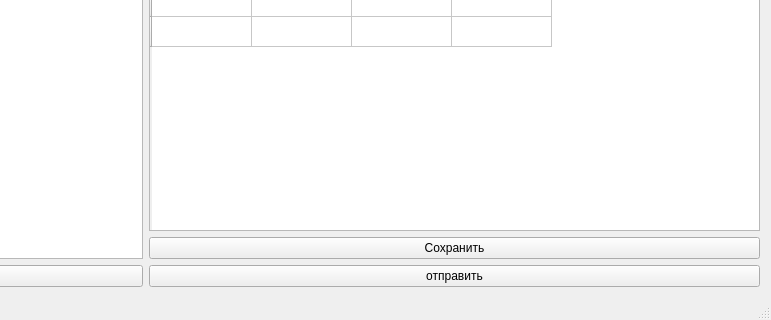
First picture: the form in src/mainwindow.ui, repository AngelinaKalyaeva/gui_1h2020-fitness, before the edit; both pictures show x 479 to 1250 and y 180 to 500 of the 1250 by 500 pixel window.
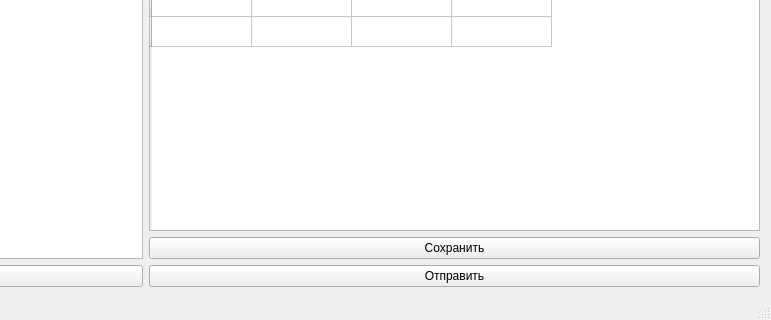
Second picture: the form after the edit.

What changed in the file:
```diff
--- a/src/mainwindow.ui
+++ b/src/mainwindow.ui
@@ -113,7 +113,7 @@
       <item>
        <widget class="QPushButton" name="pushButton_3">
         <property name="text">
-         <string>отправить</string>
+         <string>Отправить</string>
         </property>
        </widget>
       </item>
```
